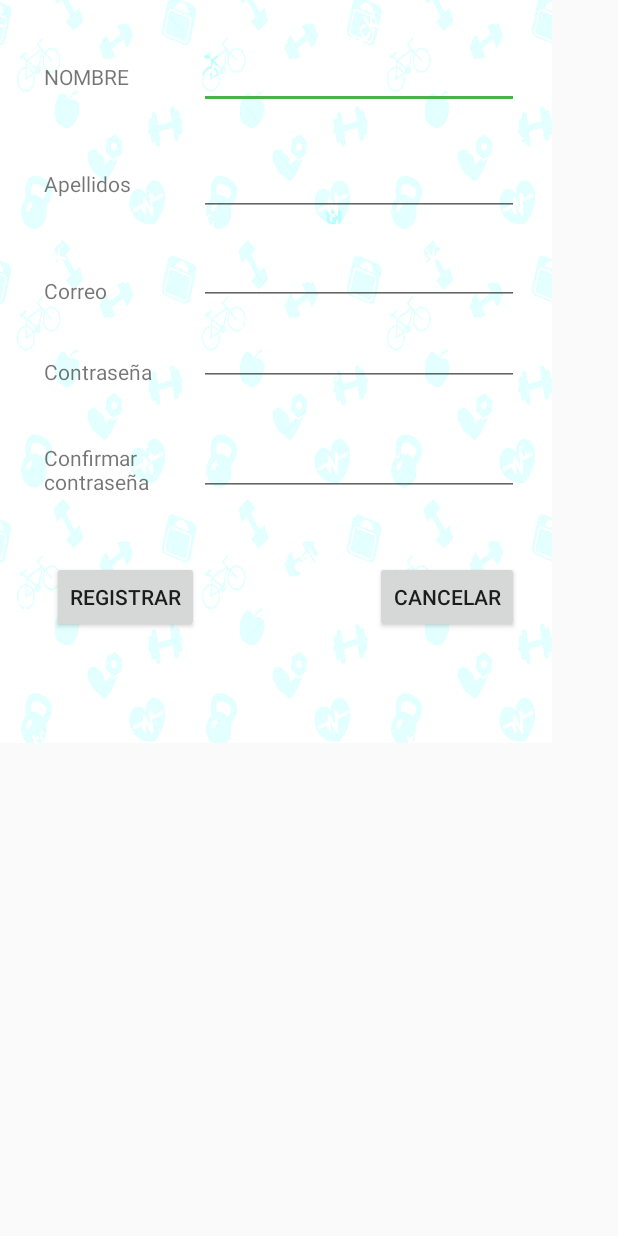
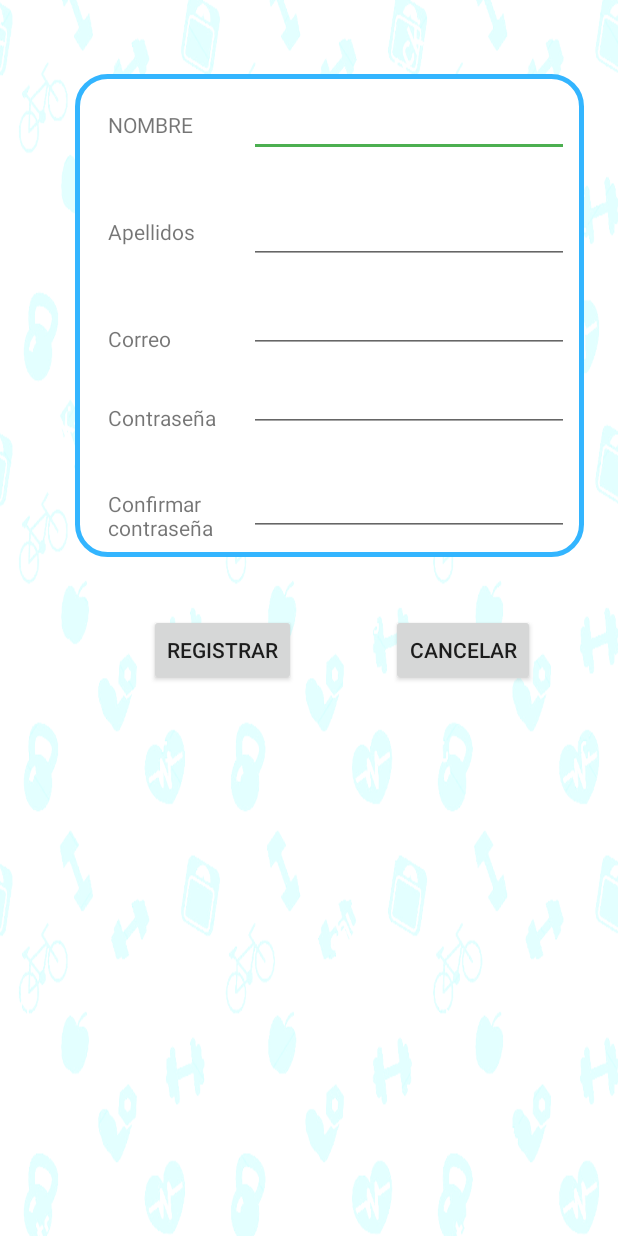
Before and after one commit to JeanCarlo14/Virtual_Fitness, an Android app: the Actividad_Registrar screen opened directly, with no data from a screen before it, on a phone screen of 412 x 824 dp. Run offline under Robolectric (Android 15) with nearby library versions, the phone set to English and light mode, and no system bars.

Commit message:
Cambios Registrar
Cambios

```diff
--- a/app/src/main/res/layout/activity_actividad__registrar.xml
+++ b/app/src/main/res/layout/activity_actividad__registrar.xml
@@ -4,12 +4,24 @@
     xmlns:tools="http://schemas.android.com/tools"
     android:layout_width="match_parent"
     android:layout_height="match_parent"
+    android:background="@drawable/fondo"
     tools:context="com.example.usuario.virtual_fitness.Actividad_Registrar">
 
     <RelativeLayout
         android:layout_width="368dp"
         android:layout_height="495dp"
-        android:background="@drawable/fondo"
+        android:layout_marginRight="8dp"
+        app:layout_constraintRight_toRightOf="parent"
+        tools:layout_editor_absoluteY="8dp">
+
+        <RelativeLayout
+            android:id="@+id/relativeLayout6"
+            android:layout_width="wrap_content"
+            android:layout_height="wrap_content"
+            android:layout_alignParentTop="true"
+            android:layout_centerHorizontal="true"
+            android:layout_marginTop="49dp"
+            android:background="@drawable/fondo_pregunta"
             tools:layout_editor_absoluteX="9dp"
             tools:layout_editor_absoluteY="8dp">
 
@@ -17,12 +29,11 @@
                 android:id="@+id/edt_Nombre"
                 android:layout_width="wrap_content"
                 android:layout_height="wrap_content"
-            android:layout_alignParentEnd="true"
-            android:layout_alignParentRight="true"
                 android:layout_alignParentTop="true"
-            android:layout_marginEnd="22dp"
-            android:layout_marginRight="22dp"
-            android:layout_marginTop="27dp"
+                android:layout_marginLeft="22dp"
+                android:layout_marginStart="22dp"
+                android:layout_toEndOf="@+id/textView5"
+                android:layout_toRightOf="@+id/textView5"
                 android:ems="10"
                 android:inputType="textPersonName" />
 
@@ -34,8 +45,8 @@
                 android:layout_alignBottom="@+id/edt_Nombre"
                 android:layout_alignParentLeft="true"
                 android:layout_alignParentStart="true"
-            android:layout_marginLeft="29dp"
-            android:layout_marginStart="29dp"
+                android:layout_marginLeft="12dp"
+                android:layout_marginStart="12dp"
                 android:text="NOMBRE" />
 
             <TextView
@@ -85,7 +96,8 @@
                 android:layout_height="wrap_content"
                 android:layout_alignLeft="@+id/textView4"
                 android:layout_alignStart="@+id/textView4"
-            android:layout_centerVertical="true"
+                android:layout_below="@+id/textView4"
+                android:layout_marginTop="33dp"
                 android:text="Contraseña" />
 
             <EditText
@@ -114,21 +126,22 @@
                 android:id="@+id/edt_ConfirContrasena"
                 android:layout_width="wrap_content"
                 android:layout_height="wrap_content"
-            android:layout_above="@+id/btn_Guardar"
+                android:layout_alignBaseline="@+id/textView6"
+                android:layout_alignBottom="@+id/textView6"
                 android:layout_alignLeft="@+id/edt_Contrasena"
                 android:layout_alignStart="@+id/edt_Contrasena"
                 android:ems="10"
                 android:inputType="textPassword" />
 
-        <Button
-            android:id="@+id/btn_Guardar"
+        </RelativeLayout>
+
+        <RelativeLayout
+            android:id="@+id/relativeLayout"
             android:layout_width="wrap_content"
             android:layout_height="wrap_content"
-            android:layout_below="@+id/textView6"
-            android:layout_marginTop="43dp"
-            android:layout_toLeftOf="@+id/edt_ConfirContrasena"
-            android:layout_toStartOf="@+id/edt_ConfirContrasena"
-            android:text="Registrar" />
+            android:layout_marginTop="38dp"
+            android:layout_below="@+id/relativeLayout6"
+            android:layout_centerHorizontal="true">
 
             <Button
                 android:id="@+id/btn_Cancelar"
@@ -136,8 +149,23 @@
                 android:layout_height="wrap_content"
                 android:layout_alignBaseline="@+id/btn_Guardar"
                 android:layout_alignBottom="@+id/btn_Guardar"
-            android:layout_alignEnd="@+id/edt_ConfirContrasena"
-            android:layout_alignRight="@+id/edt_ConfirContrasena"
+                android:layout_marginLeft="63dp"
+                android:layout_marginStart="63dp"
+                android:layout_toEndOf="@+id/btn_Guardar"
+                android:layout_toRightOf="@+id/btn_Guardar"
                 android:text="Cancelar" />
+
+            <Button
+                android:id="@+id/btn_Guardar"
+                android:layout_width="wrap_content"
+                android:layout_height="wrap_content"
+                android:layout_alignParentLeft="true"
+                android:layout_alignParentStart="true"
+                android:layout_alignParentTop="true"
+                android:layout_marginLeft="16dp"
+                android:layout_marginStart="16dp"
+                android:text="Registrar" />
         </RelativeLayout>
+    </RelativeLayout>
+
 </android.support.constraint.ConstraintLayout>
```
Lines whose indentation alone changed are shown as unchanged.
